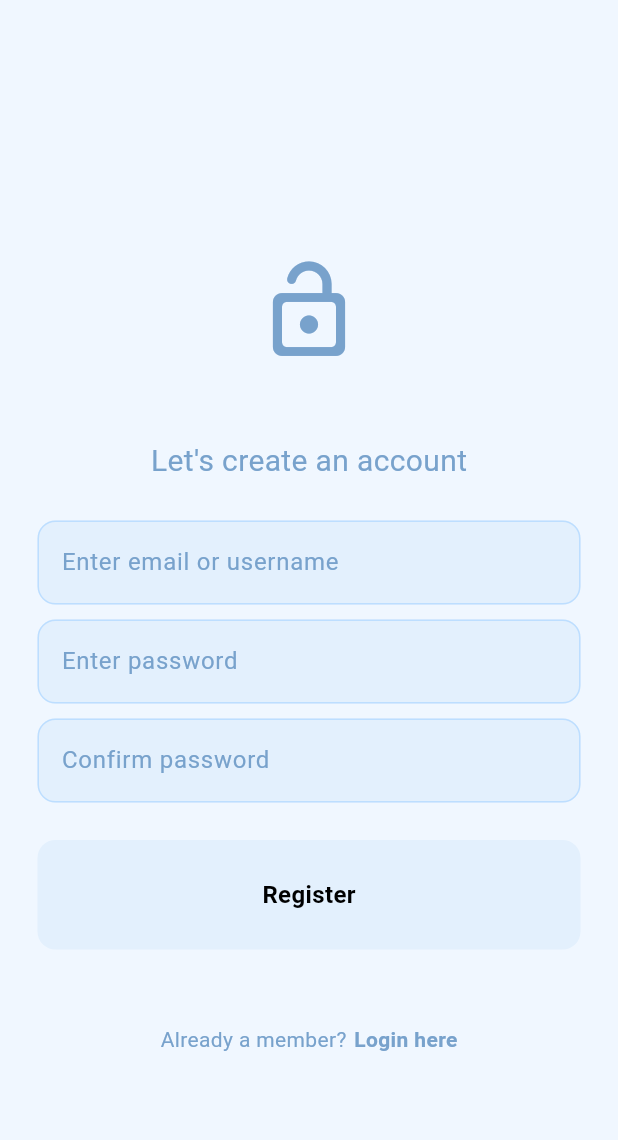
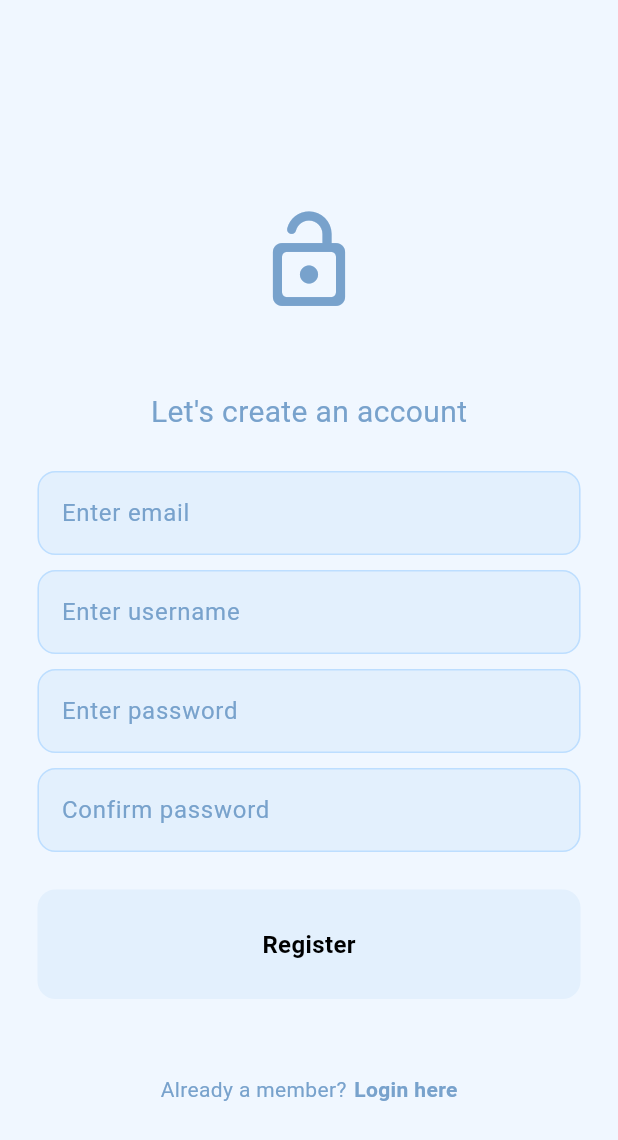
Before and after one commit to MattLADS/website, a Flutter app: the RegisterPage screen opened by its route, after a tap on "Register", on a phone screen of 412 x 824 dp. Shown: the top 1140 px of the screen. Run offline on Flutter 3.47's test engine with Material 3 defaults, Android fonts, the phone set to English and light mode, and no system bars; our stand-ins replace shared_preferences; missing offline and left inert: dart:ffi; accounts and stored records are empty; network calls fail.

Commit message:
'signup edits -SN

```diff
--- a/lib/pages/assignments_page.dart
+++ b/lib/pages/assignments_page.dart
@@ -24,7 +24,7 @@ class _AssignmentsPageState extends State<AssignmentsPage> {
 
   Future<void> _fetchAssignments() async {
     try {
-      final response = await http.get(Uri.parse('localhost:8080/assignments'));
+      final response = await http.get(Uri.parse('localhost:8080/assignments/'));
       if (response.statusCode == 200) {
         setState(() {
           _assignments.clear();
--- a/lib/pages/register_page.dart
+++ b/lib/pages/register_page.dart
@@ -19,11 +19,13 @@ class RegisterPage extends StatefulWidget {
 
 class _RegisterPageState extends State<RegisterPage> {
   final TextEditingController emailController = TextEditingController();
+  final TextEditingController usernameController = TextEditingController(); // New username controller
   final TextEditingController passwordController = TextEditingController();
   final TextEditingController confirmPasswordController = TextEditingController();
 
   void register() {
-    final username = emailController.text;
+    final email = emailController.text;
+    final username = usernameController.text; // Get the username
     final password = passwordController.text;
     final confirmPassword = confirmPasswordController.text;
 
@@ -64,7 +66,13 @@ class _RegisterPageState extends State<RegisterPage> {
                 const SizedBox(height: 25),
                 MyTextField(
                   controller: emailController,
-                  hintText: "Enter email or username",
+                  hintText: "Enter email",
+                  obscureText: false,
+                ),
+                const SizedBox(height: 10),
+                MyTextField(
+                  controller: usernameController,
+                  hintText: "Enter username", // New username field
                   obscureText: false,
                 ),
                 const SizedBox(height: 10),
```
